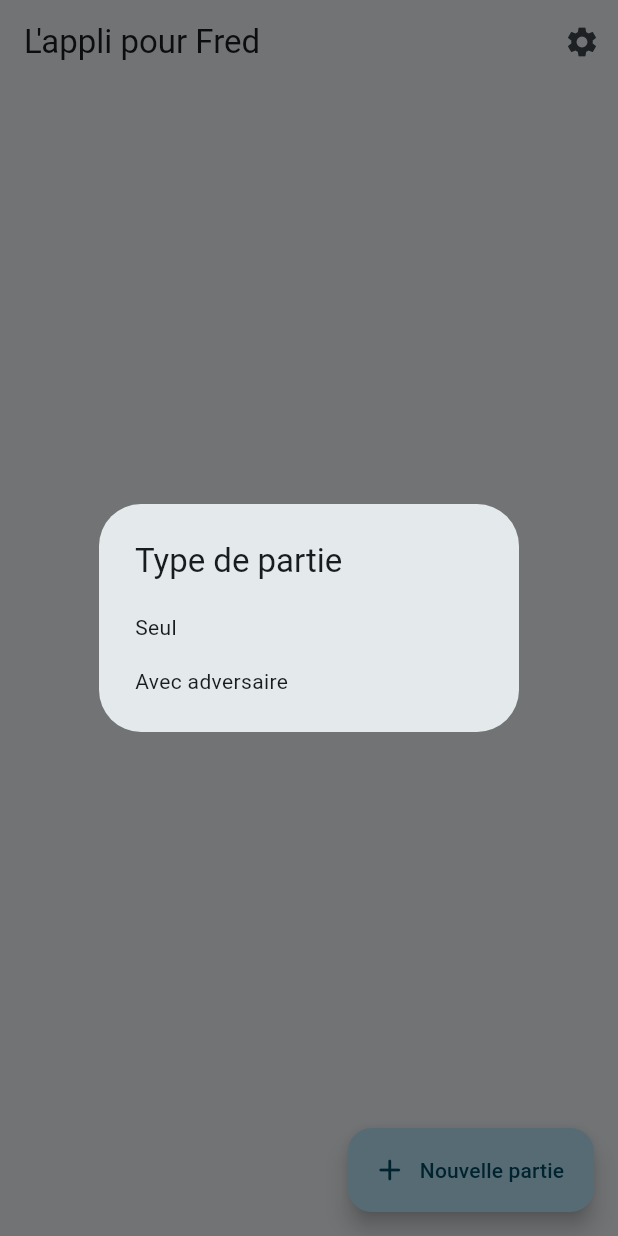
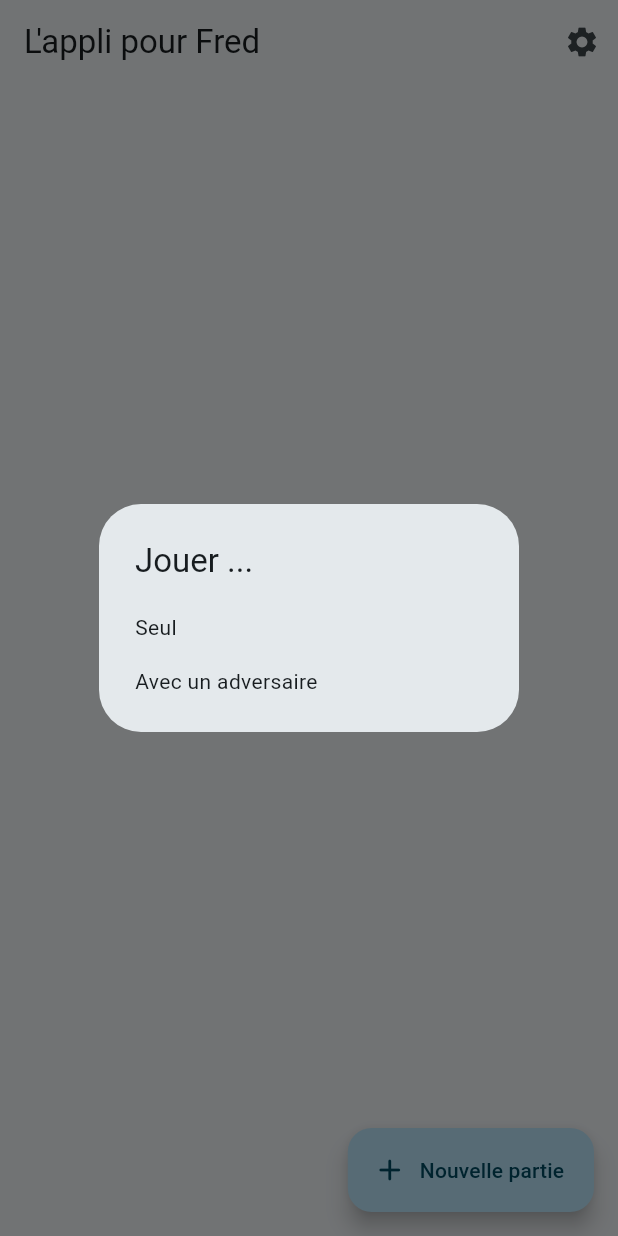
Before and after one commit to gregoirekourdouli/Billard-Francais, a Flutter app: the MyHomePage screen opened directly, after a tap on "Nouvelle partie", on a phone screen of 412 x 824 dp. Run offline on Flutter 3.47's test engine with Material 2 defaults, Android fonts, the phone set to English and light mode, and no system bars; drawn by our look-alikes of dynamic_color; our stand-ins replace settings_ui, shared_preferences, synchronized; missing offline and left inert: sqlite3; accounts and stored records are empty.

Commit message:
Change Alert message text

```diff
--- a/lib/main.dart
+++ b/lib/main.dart
@@ -121,7 +121,7 @@ class _MyHomePageState extends State<MyHomePage> {
     return showDialog(
         context: context,
         builder: (context) {
-          return SimpleDialog(title: const Text("Type de partie"), children: [
+          return SimpleDialog(title: const Text("Jouer ..."), children: [
             SimpleDialogOption(
               onPressed: () async {
                 final provider = Provider.of<GameProvider>(context, listen: false);
@@ -143,7 +143,7 @@ class _MyHomePageState extends State<MyHomePage> {
                 Navigator.pop(context);
                 Navigator.push(context, MaterialPageRoute(builder: (_) => CurrentGameView(game: game,)));
               },
-              child: const Text("Avec adversaire"),
+              child: const Text("Avec un adversaire"),
             )
           ]);
         });
```
